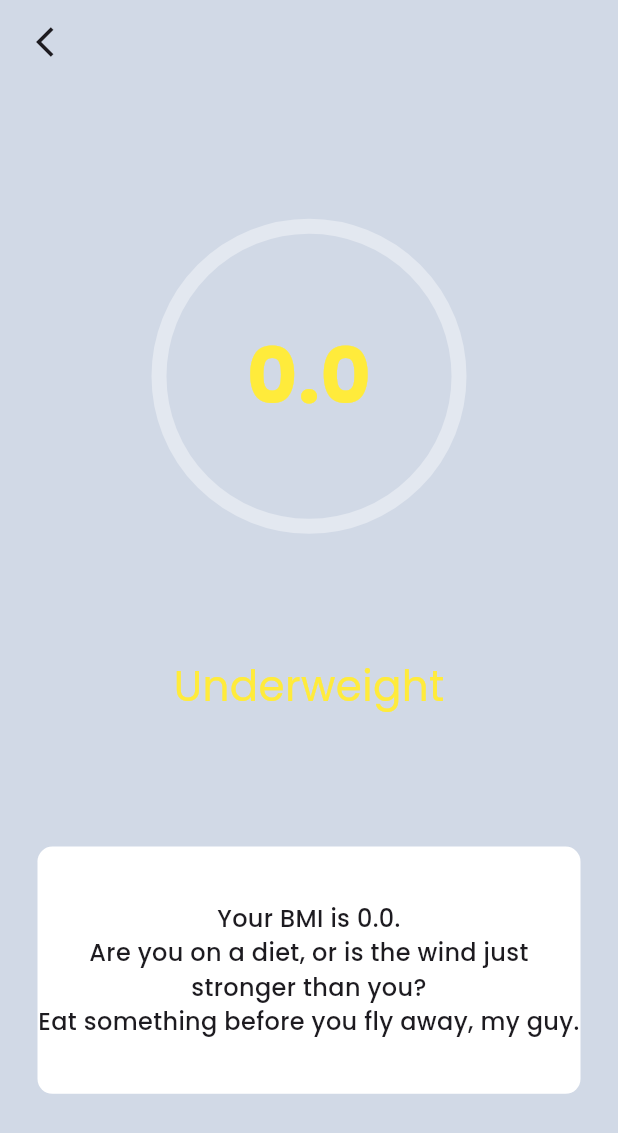
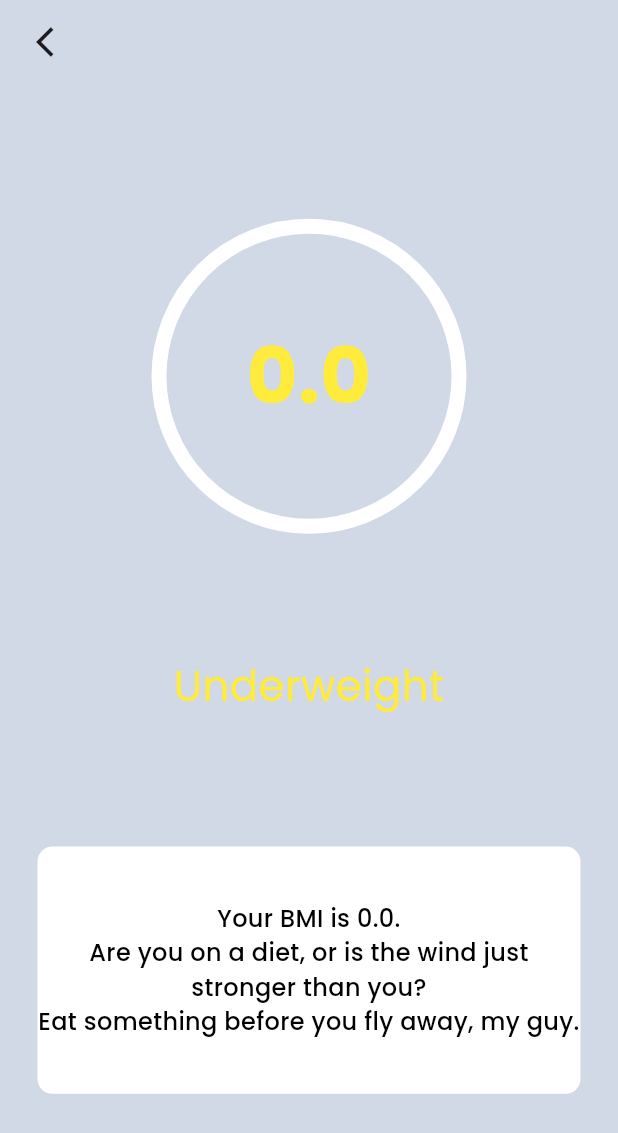
Before and after one commit to suheerthedev/stacked_bmi_app, a Flutter app: the ResultView screen opened directly with empty values, on a phone screen of 412 x 824 dp. Shown: the top 1133 px of the screen. Run offline on Flutter 3.47's test engine with Material 3 defaults, Android fonts, the phone set to English and light mode, and no system bars; our stand-ins replace google_fonts, shared_preferences, stacked, stacked_services, stacked_shared; accounts and stored records are empty.

Commit message:
Implemented Theme In Result View

```diff
--- a/lib/ui/views/result/result_view.dart
+++ b/lib/ui/views/result/result_view.dart
@@ -16,9 +16,9 @@ class ResultView extends StackedView<ResultViewModel> {
     Widget? child,
   ) {
     return Scaffold(
-      backgroundColor: wTBackgroundColor,
+      backgroundColor: AppColors.background,
       appBar: AppBar(
-        backgroundColor: wTBackgroundColor,
+        backgroundColor: AppColors.background,
         leading: Padding(
           padding: const EdgeInsets.symmetric(horizontal: 16),
           child: IconButton(
@@ -48,7 +48,7 @@ class ResultView extends StackedView<ResultViewModel> {
                             child: CircularProgressIndicator(
                               value: value / 40, // Assuming max BMI is 40
                               strokeWidth: 10,
-                              backgroundColor: Colors.white38,
+                              backgroundColor: AppColors.mainColor,
                               valueColor:
                                   AlwaysStoppedAnimation(viewModel.bmiColor),
                             ),
@@ -75,14 +75,16 @@ class ResultView extends StackedView<ResultViewModel> {
                     width: double.infinity,
                     height: MediaQuery.of(context).size.height * 0.2,
                     decoration: BoxDecoration(
-                        color: wTSecondaryColor,
+                        color: AppColors.mainColor,
                         borderRadius: BorderRadius.circular(10)),
                     child: Center(
                       child: Text(
                         viewModel.bmiDescription,
                         textAlign: TextAlign.center,
                         style: GoogleFonts.poppins(
-                            fontWeight: FontWeight.w500, fontSize: 16),
+                            fontWeight: FontWeight.w500,
+                            fontSize: 16,
+                            color: AppColors.mainTextColor),
                       ),
                     ),
                   )
```
